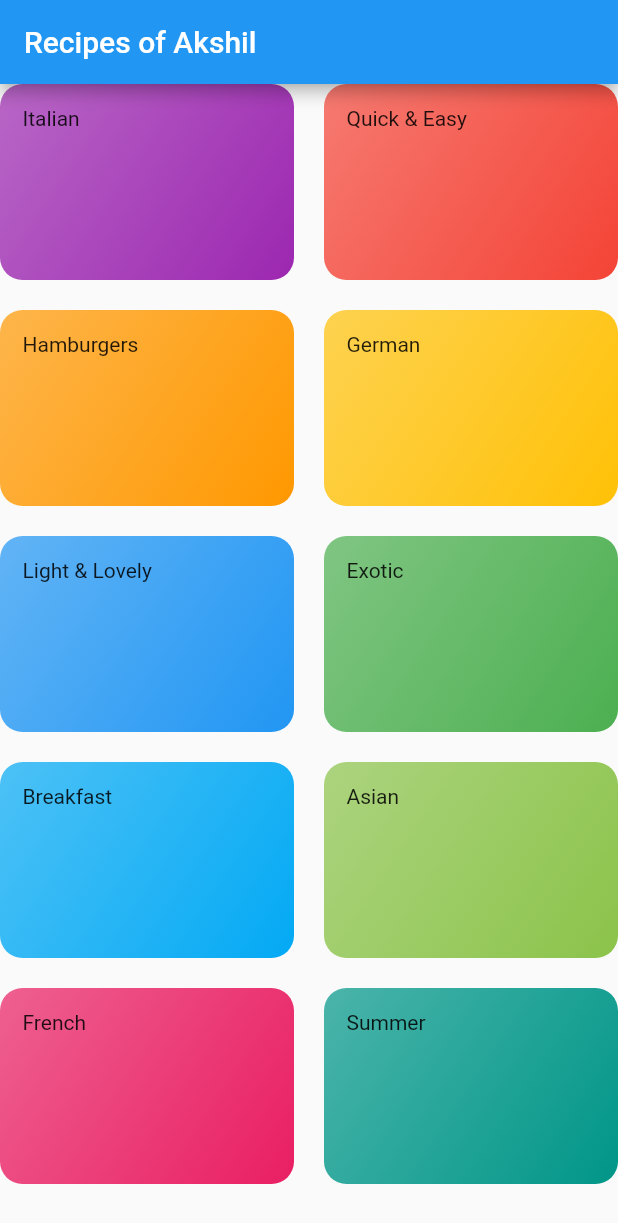
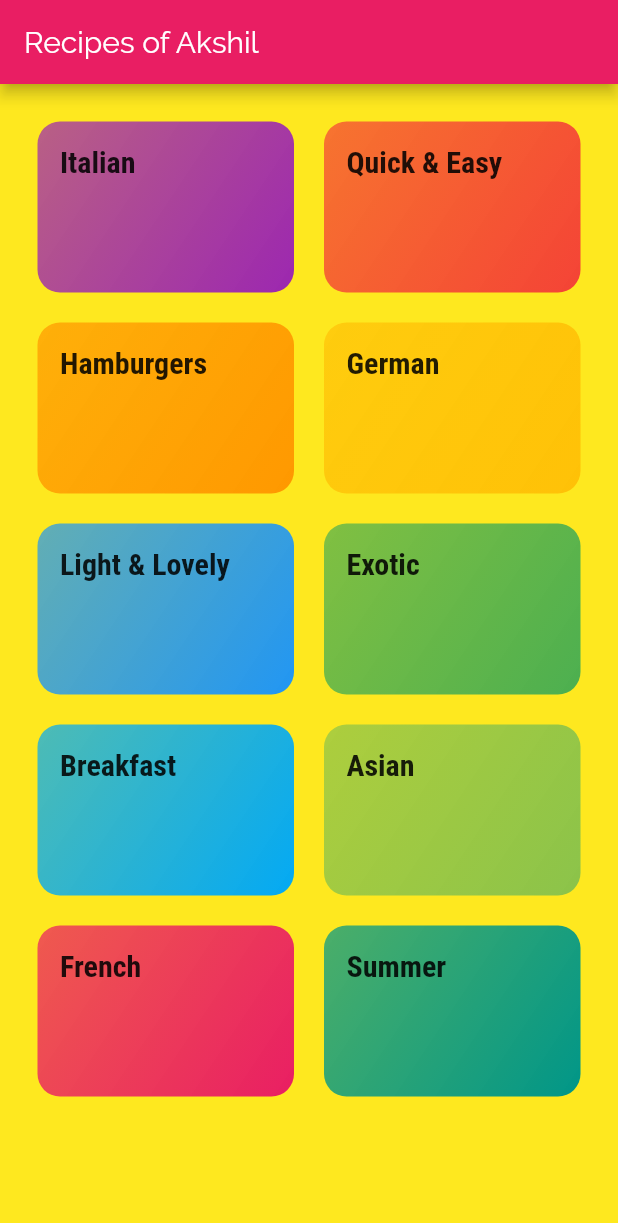
Before and after one commit to akshitachi/Meals-App, a Flutter app: the screen it shows after launch, on a phone screen of 412 x 824 dp. Shown: the top 1223 px of the screen. Run offline on Flutter 3.47's test engine with Material 2 defaults, Android fonts, the phone set to English and light mode, and no system bars.

Commit message:
added some styling

```diff
--- a/lib/categories_screen.dart
+++ b/lib/categories_screen.dart
@@ -11,6 +11,7 @@ class CategoriesScreen extends StatelessWidget {
         title: const Text('Recipes of Akshil'),
       ),
       body: GridView(
+        padding: const EdgeInsets.all(25),
         children: DUMMY_CATEGORIES
             .map(
               (catData) => CategoryItem(
--- a/lib/category_item.dart
+++ b/lib/category_item.dart
@@ -8,7 +8,10 @@ class CategoryItem extends StatelessWidget {
   Widget build(BuildContext context) {
     return Container(
       padding: const EdgeInsets.all(15),
-      child: Text(title),
+      child: Text(
+        title,
+        style: Theme.of(context).textTheme.title,
+      ),
       decoration: BoxDecoration(
         gradient: LinearGradient(
           colors: [
--- a/lib/main.dart
+++ b/lib/main.dart
@@ -9,7 +9,22 @@ class MyApp extends StatelessWidget {
     return MaterialApp(
       title: 'DeliMeals',
       theme: ThemeData(
-        primarySwatch: Colors.blue,
+        primarySwatch: Colors.pink,
+        accentColor: Colors.amber,
+        canvasColor: Color.fromARGB(225, 254, 229, 1),
+        fontFamily: 'Raleway',
+        textTheme: ThemeData.light().textTheme.copyWith(
+            body1: TextStyle(
+              color: Color.fromRGBO(20, 51, 51, 1),
+            ),
+            body2: TextStyle(
+              color: Color.fromRGBO(20, 51, 51, 1),
+            ),
+            title: TextStyle(
+              fontSize: 20,
+              fontFamily: 'RobotoCondensed',
+              fontWeight: FontWeight.bold,
+            )),
       ),
       home: CategoriesScreen(),
     );
```
Also changed, not shown: pubspec.yaml (+17 -6 lines), assets/fonts/Raleway-Black.ttf (added), assets/fonts/Raleway-Bold.ttf (added), assets/fonts/Raleway-Regular.ttf (added), assets/fonts/RobotoCondensed-Bold.ttf (added), assets/fonts/RobotoCondensed-Italic.ttf (added), assets/fonts/RobotoCondensed-Light.ttf (added), assets/fonts/RobotoCondensed-Regular.ttf (added).
